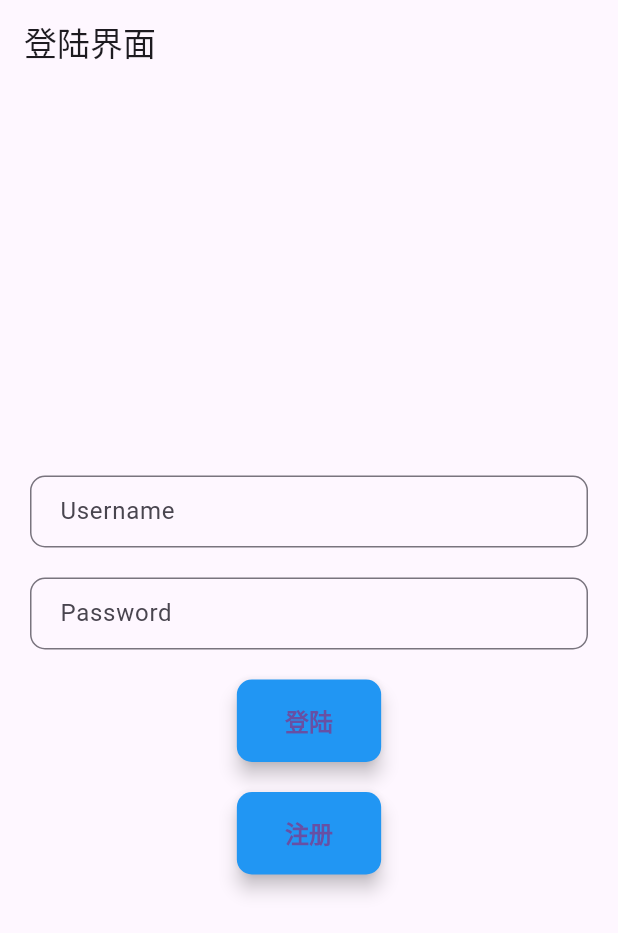
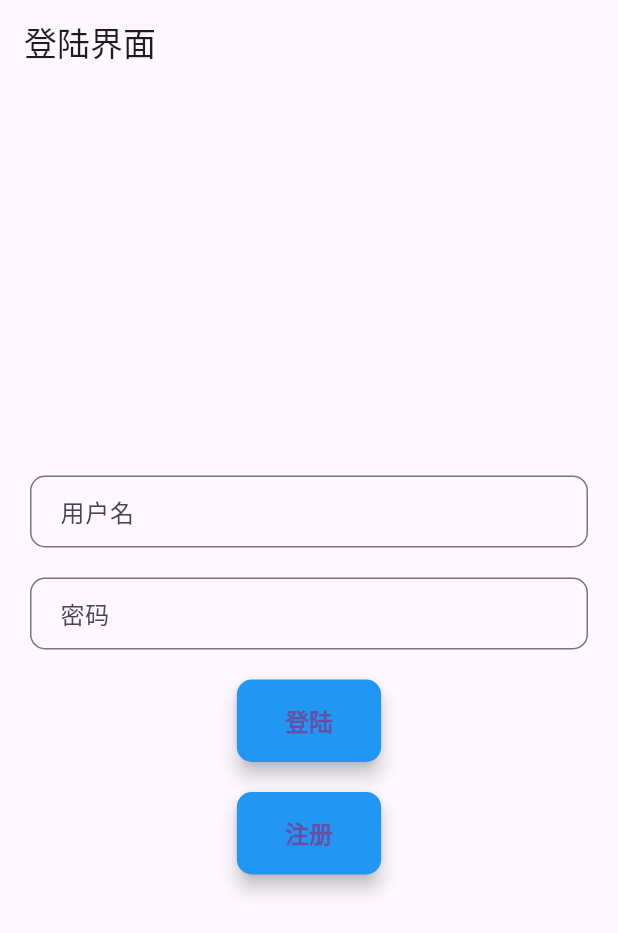
Before and after one commit to kfzzzzzz/xintai_school, a Flutter app: the screen it shows after launch, on a phone screen of 412 x 824 dp. Shown: the top 933 px of the screen. Run offline on Flutter 3.47's test engine with Material 3 defaults, Android fonts, the light colour scheme and no system bars; our stand-ins replace bloc, equatable, flutter_bloc, fluttertoast, lottie, parse_server_sdk_flutter; statements that could not run were skipped.

Commit message:
@dev #预约系统（有报错）

```diff
--- a/lib/LoginPage/LoginPage.dart
+++ b/lib/LoginPage/LoginPage.dart
@@ -35,7 +35,7 @@ class _LoginPageState extends State<LoginPage> {
               TextField(
                 controller: _usernameController,
                 decoration: InputDecoration(
-                  labelText: 'Username',
+                  labelText: '用户名',
                   border: OutlineInputBorder(
                     borderRadius: BorderRadius.circular(10.0),
                   ),
@@ -50,7 +50,7 @@ class _LoginPageState extends State<LoginPage> {
                 controller: _passwordController,
                 obscureText: true,
                 decoration: InputDecoration(
-                  labelText: 'Password',
+                  labelText: '密码',
                   border: OutlineInputBorder(
                     borderRadius: BorderRadius.circular(10.0),
                   ),
--- a/lib/ParseManager.dart
+++ b/lib/ParseManager.dart
@@ -26,7 +26,9 @@ class ParseManager {
         debug: true,
         registeredSubClassMap: <String, ParseObjectConstructor>{
           'computerRoom': () => ComputerRoom(),
-          'computer': () => Computer()
+          'computer': () => Computer(),
+          'computerLog': () => ComputerLog(),
+          'RoomReservation': () => RoomReservation()
         },
       );
       _initialized = true;
--- a/lib/SchoolComputerSys/Prase/SchoolComputerModel.dart
+++ b/lib/SchoolComputerSys/Prase/SchoolComputerModel.dart
@@ -81,3 +81,34 @@ class ComputerLog extends ParseObject implements ParseCloneable {
   ParseRelation<Computer> get computerRelation =>
       getRelation<Computer>(keyComputer);
 }
+
+class RoomReservation extends ParseObject implements ParseCloneable {
+  RoomReservation() : super(_keyTableName);
+  RoomReservation.clone() : this();
+
+  @override
+  RoomReservation clone(Map<String, dynamic> map) =>
+      RoomReservation.clone()..fromJson(Map<String, dynamic>.from(map));
+
+  static const String _keyTableName = 'roomReservation';
+  static const String keyTeacher = 'Teacher';
+  static const String keyStartDate = 'StartDate';
+  static const String keyEndDate = 'EndDate';
+  static const String keyComputerRoom = 'ComputerRoom';
+  static const String keyCourse = 'Course';
+
+  String get teacher => get<String>(keyTeacher) ?? '';
+  set teacher(String teacher) => set<String>(keyTeacher, teacher);
+
+  DateTime? get startDate => get<DateTime?>(keyStartDate);
+  set startDate(DateTime? startDate) => set<DateTime?>(keyStartDate, startDate);
+
+  DateTime? get endDate => get<DateTime?>(keyEndDate);
+  set endDate(DateTime? endDate) => set<DateTime?>(keyEndDate, endDate);
+
+  ParseRelation<ComputerRoom> get computerRoomRelation =>
+      getRelation<ComputerRoom>(keyComputerRoom);
+
+  String get course => get<String>(keyCourse) ?? '';
+  set course(String course) => set<String>(keyCourse, course);
+}
--- a/lib/SchoolComputerSys/bloc/school_computer_sys_state.dart
+++ b/lib/SchoolComputerSys/bloc/school_computer_sys_state.dart
@@ -19,8 +19,10 @@ class SchoolComputerLoadingState extends SchoolComputerSysState {}
 class SchoolComputerLoadedState extends SchoolComputerSysState {
   final List<ComputerRoom> computerRooms;
   final List<List<Computer?>> computers;
+  final List<RoomReservation> roomReservations;
 
-  const SchoolComputerLoadedState(this.computerRooms, this.computers);
+  const SchoolComputerLoadedState(
+      this.computerRooms, this.computers, this.roomReservations);
 
   @override
   List<Object> get props => [computerRooms];
```
Also changed, not shown: lib/SchoolComputerSys/Prase/SchoolComputerParseManager.dart (+26 -0 lines), lib/SchoolComputerSys/SchoolComputerSysPage.dart (+36 -9 lines), lib/SchoolComputerSys/bloc/school_computer_sys_bloc.dart (+9 -3 lines).
